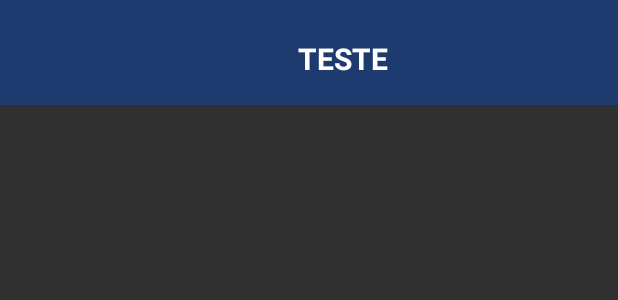
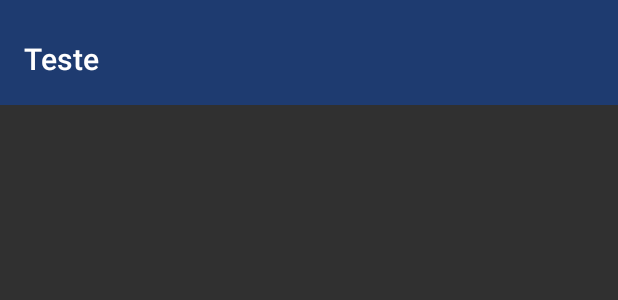
Before and after one commit to giovanijfc/Rtc-currency, an Android app: the layout component_toolbar_search.xml on its own in the app's theme, with its tools: preview values and no code run, on a phone screen of 412 x 824 dp. Shown: the top 300 px of the screen. Run offline under Robolectric (Android 15) with nearby library versions, the light colour scheme and no system bars; network calls fail.

Commit message:
Fix layout in real device

```diff
--- a/app/src/main/java/com/example/rtc_currency/ui/view/BaseActivity.kt
+++ b/app/src/main/java/com/example/rtc_currency/ui/view/BaseActivity.kt
@@ -8,7 +8,7 @@ import kotlinx.android.synthetic.main.component_toolbar_search.view.*
 open class BaseActivity : AppCompatActivity() {
 
     fun setToolbar(toolbar: Toolbar, textTitle: String) {
-        toolbar.text_title.text = textTitle
+        toolbar.title = textTitle
         setSupportActionBar(toolbar)
     }
 }
--- a/app/src/main/res/layout/component_toolbar_search.xml
+++ b/app/src/main/res/layout/component_toolbar_search.xml
@@ -4,22 +4,8 @@
     xmlns:app="http://schemas.android.com/apk/res-auto"
     android:layout_width="match_parent"
     android:layout_height="70dp"
-    android:layout_weight="1"
     android:background="@color/colorPrimary"
     android:paddingTop="8dp"
     app:title="Teste"
     android:gravity="center"
-    app:titleTextColor="@color/white">
-
-    <com.example.rtc_currency.components.RTCTextBold
-        android:id="@+id/text_title"
-        android:layout_width="match_parent"
-        android:layout_height="match_parent"
-        android:textSize="@dimen/high_font"
-        android:textColor="@color/white"
-        android:gravity="center"
-        android:paddingLeft="@dimen/huge_padding"
-        android:paddingTop="-8dp"
-        android:text="TESTE"/>
-
-</androidx.appcompat.widget.Toolbar>
+    app:titleTextColor="@color/white" />
--- a/app/src/main/res/values/strings.xml
+++ b/app/src/main/res/values/strings.xml
@@ -13,6 +13,7 @@
     <string name="adds_alerts_to_tracking">Add alerts to keep track of assets and receive notifications…</string>
     <string name="select_your_exchange">SELECT AN EXCHANGE</string>
     <string name="search">Search</string>
+    <string name="show_favorites">Show Favorites</string>
     <string name="exchanges">Exchanges</string>
     <string name="founded_in">Founded in: </string>
     <string name="live_at">Live at: </string>
```
Also changed, not shown: app/src/main/res/menu/menu_toolbar_search.xml (+8 -1 lines), 2 other files.
